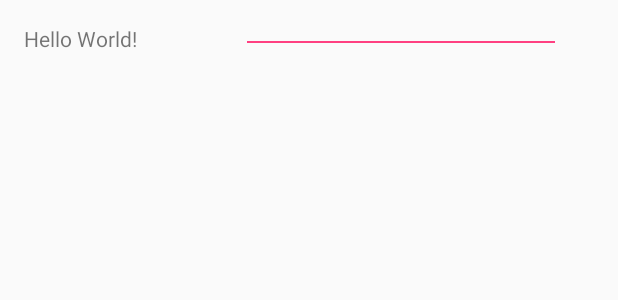
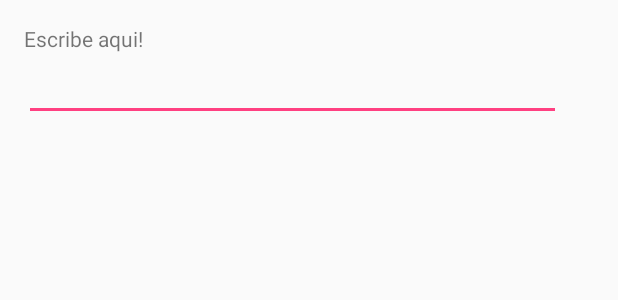
Before and after one commit to amartinezdasilva/Proyecto3, an Android app: the layout content_main.xml on its own in the app's theme, with its tools: preview values and no code run, on a phone screen of 412 x 824 dp. Shown: the top 300 px of the screen. Run offline under Robolectric (Android 15) with nearby library versions, the phone set to English and light mode, and no system bars.

```diff
--- a/app/src/main/res/layout/content_main.xml
+++ b/app/src/main/res/layout/content_main.xml
@@ -1,8 +1,9 @@
 <?xml version="1.0" encoding="utf-8"?>
-<RelativeLayout xmlns:android="http://schemas.android.com/apk/res/android"
+<LinearLayout xmlns:android="http://schemas.android.com/apk/res/android"
     xmlns:app="http://schemas.android.com/apk/res-auto"
     xmlns:tools="http://schemas.android.com/tools"
     android:id="@+id/content_main"
+    android:orientation="vertical"
     android:layout_width="match_parent"
     android:layout_height="match_parent"
     android:paddingBottom="@dimen/activity_vertical_margin"
@@ -13,20 +14,21 @@
     tools:context="com.example.aaron.proyecto3.MainActivity"
     tools:showIn="@layout/app_bar_main">
 
+
     <TextView
-        android:layout_width="wrap_content"
+        android:layout_width="match_parent"
         android:layout_height="wrap_content"
-        android:text="Hello World!"
+        android:text="Escribe aqui!"
         android:id="@+id/texto" />
 
     <EditText
-        android:layout_width="wrap_content"
+            android:layout_width="match_parent"
             android:layout_height="wrap_content"
-        android:inputType="textPersonName"
             android:text=""
             android:ems="10"
             android:layout_alignBottom="@+id/texto"
             android:layout_alignParentEnd="true"
             android:layout_marginEnd="22dp"
             android:id="@+id/message" />
-</RelativeLayout>
+
+</LinearLayout>
```
Lines whose indentation alone changed are shown as unchanged.
